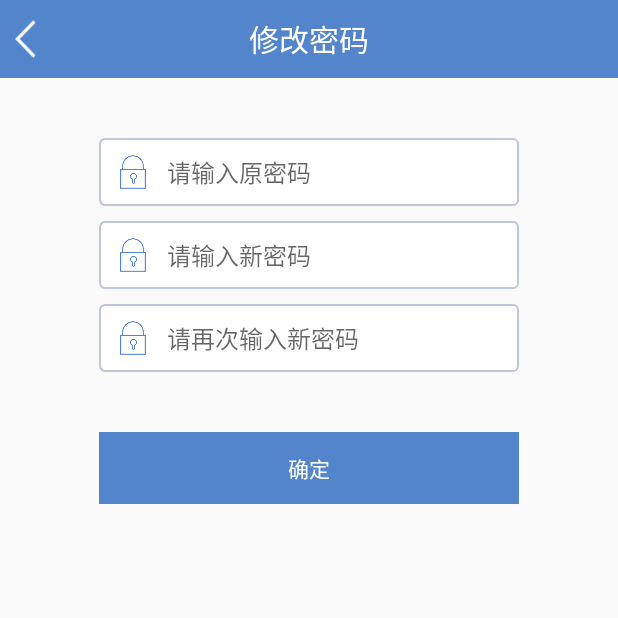
After one commit to DarkYeahs/QRCodeAndroid, an Android app: the PasswordFixedActivity screen opened directly, with no data from a screen before it, on a phone screen of 412 x 824 dp, the top half of it. The commit adds this screen. Run offline under Robolectric (Android 15) with nearby library versions, the phone set to English and light mode, and no system bars; our stand-ins replace ButterKnife, Volley.

Commit message:
添加密码修改功能

```diff
--- a/app/build.gradle
+++ b/app/build.gradle
@@ -33,7 +33,7 @@ dependencies {
     compile 'com.android.support:support-vector-drawable:25.3.0'
     compile 'com.jakewharton:butterknife:8.5.1'
     compile 'com.google.code.gson:gson:2.8.0'
+    compile 'eu.the4thfloor.volley:com.android.volley:2015.05.28'
     testCompile 'junit:junit:4.12'
     annotationProcessor 'com.jakewharton:butterknife-compiler:8.5.1'
-    compile 'eu.the4thfloor.volley:com.android.volley:2015.05.28'
 }
--- a/app/src/main/java/com/yeahs/www/qrcode/ContactAddConfirm.java
+++ b/app/src/main/java/com/yeahs/www/qrcode/ContactAddConfirm.java
@@ -76,11 +76,14 @@ public class ContactAddConfirm extends AppCompatActivity {
                 super.onResponse(reponse);
                 ContactPerson item = new ContactPerson(contactObject.getName(), "", "1", contactObject.getCuid(),contactObject.getEmail(),contactObject.getMobile(), contactObject.getHomepage(), contactObject.getJob(), contactObject.getCompany(), contactObject.getRemark(), contactObject.getCompany_address());
                 CApplication.contactList.add(item);
+                Toast.makeText(ContactAddConfirm.this, "添加成功", Toast.LENGTH_SHORT).show();
+                finish();
             }
 
             @Override
             public void onErrorResponse(VolleyError error) {
                 super.onErrorResponse(error);
+                Toast.makeText(ContactAddConfirm.this, "网络问题，请重试", Toast.LENGTH_SHORT).show();
             }
 
             @Override
--- /dev/null
+++ b/app/src/main/java/com/yeahs/www/qrcode/PasswordFixedActivity.java
@@ -0,0 +1,116 @@
+package com.yeahs.www.qrcode;
+
+import android.support.v7.app.AppCompatActivity;
+import android.os.Bundle;
+import android.text.method.PasswordTransformationMethod;
+import android.view.View;
+import android.widget.Button;
+import android.widget.EditText;
+import android.widget.TextView;
+import android.widget.Toast;
+
+import com.android.volley.VolleyError;
+import com.yeahs.www.qrcode.dialog.LoadingDialog;
+import com.yeahs.www.qrcode.network.SelfCallback;
+import com.yeahs.www.qrcode.network.UserService;
+
+import org.json.JSONException;
+import org.json.JSONObject;
+
+import butterknife.BindView;
+import butterknife.ButterKnife;
+import butterknife.OnClick;
+
+public class PasswordFixedActivity extends BaseActivity {
+    @BindView(R.id.oldpassword) EditText oldPasswordView;
+    @BindView(R.id.newpassword) EditText newpasswordView;
+    @BindView(R.id.newpasswordConfirm) EditText newpasswordConfirmView;
+    @BindView(R.id.text_title) TextView title;
+    @BindView(R.id.button_backward) Button back;
+    protected String oldPassword = "";
+    protected String newPassword = "";
+    protected String newPasswordConfirm = "";
+    protected UserService userService = null;
+    protected LoadingDialog loadingDialog = null;
+    private String uid = "";
+    @Override
+    protected void onCreate(Bundle savedInstanceState) {
+        super.onCreate(savedInstanceState);
+        setContentView(R.layout.activity_password_fixed);
+        ButterKnife.bind(this);
+        title.setText("修改密码");
+        back.setVisibility(View.VISIBLE);
+        userService = new UserService(this);
+        loadingDialog = new LoadingDialog(this, R.style.LoadingDialog);
+        oldPasswordView.setTransformationMethod(PasswordTransformationMethod.getInstance());
+        newpasswordView.setTransformationMethod(PasswordTransformationMethod.getInstance());
+        newpasswordConfirmView.setTransformationMethod(PasswordTransformationMethod.getInstance());
+        uid = CApplication.user.getId();
+    }
+    @OnClick(R.id.button_backward)
+    protected void back () {
+        finish();
+    }
+    @OnClick(R.id.confirm_btn)
+    protected void edit () {
+        oldPassword = oldPasswordView.getText().toString();
+        newPassword = newpasswordView.getText().toString();
+        newPasswordConfirm = newpasswordConfirmView.getText().toString();
+        if (oldPassword.equals("")) {
+            Toast.makeText(this, "请输入原密码", Toast.LENGTH_SHORT).show();
+            return;
+        }
+        if (newPassword.equals("")) {
+            Toast.makeText(this, "请输入新密码", Toast.LENGTH_SHORT).show();
+            return;
+        }
+        if (newPasswordConfirm.equals("")) {
+            Toast.makeText(this, "请再次输入新密码", Toast.LENGTH_SHORT).show();
+            return;
+        }
+        if (!newPasswordConfirm.equals(newPassword)) {
+            Toast.makeText(this, "两次输入密码不一致", Toast.LENGTH_SHORT).show();
+            return;
+        }
+        loadingDialog.show();
+        userService.editUserInfo(new SelfCallback() {
+            @Override
+            public void onResponse(JSONObject response) {
+                super.onResponse(response);
+                loadingDialog.dismiss();
+                try {
+                    Integer code = response.getInt("code");
+                    String msg = response.getString("msg");
+                    if (code.equals(0)) {
+                        Toast.makeText(PasswordFixedActivity.this, "修改成功", Toast.LENGTH_SHORT).show();
+                        finish();
+                    }else {
+                        Toast.makeText(PasswordFixedActivity.this, msg, Toast.LENGTH_SHORT).show();
+                    }
+                } catch (JSONException e) {
+                    e.printStackTrace();
+                    Toast.makeText(PasswordFixedActivity.this, "网络问题，请重试", Toast.LENGTH_SHORT).show();
+                }
+            }
+
+            @Override
+            public void onErrorResponse(VolleyError error) {
+                super.onErrorResponse(error);
+            }
+
+            @Override
+            public JSONObject getParams() {
+                JSONObject data = new JSONObject();
+                try {
+                    data.put("id", uid);
+                    data.put("password", oldPassword);
+                    data.put("newpassword", newPassword);
+                    data.put("uid", CApplication.user.getId());
+                } catch (JSONException e) {
+                    e.printStackTrace();
+                }
+                return data;
+            }
+        });
+    }
+}
--- a/app/src/main/java/com/yeahs/www/qrcode/SettingActivity.java
+++ b/app/src/main/java/com/yeahs/www/qrcode/SettingActivity.java
@@ -41,6 +41,11 @@ public class SettingActivity extends BaseActivity {
         Intent intent = new Intent(SettingActivity.this, FeedBack.class);
         startActivity(intent);
     }
+    @OnClick(R.id.password_fixed)
+    protected void password_fixed () {
+        Intent intent = new Intent(SettingActivity.this, PasswordFixedActivity.class);
+        startActivity(intent);
+    }
     @OnClick(R.id.button_backward)
     protected void back () {
         finish();
--- a/app/src/main/java/com/yeahs/www/qrcode/startActivity.java
+++ b/app/src/main/java/com/yeahs/www/qrcode/startActivity.java
@@ -55,16 +55,19 @@ public class startActivity extends BaseActivity {
                         if (code.equals(0)) {
                             Intent intent = new Intent(startActivity.this, MainActivity.class);
                             startActivity(intent);
+                            startActivity.this.finish();
                         }else {;
                             Intent intent = new Intent(startActivity.this, loginActivity.class);
                             startActivity(intent);
+                            startActivity.this.finish();
                         }
                     } catch (JSONException e) {
                         e.printStackTrace();
                         Intent intent = new Intent(startActivity.this, loginActivity.class);
                         startActivity(intent);
+                        startActivity.this.finish();
                     }
-                    finish();
+                    startActivity.this.finish();
                 }
 
                 @Override
--- /dev/null
+++ b/app/src/main/res/layout/activity_password_fixed.xml
@@ -0,0 +1,139 @@
+<?xml version="1.0" encoding="utf-8"?>
+<RelativeLayout xmlns:android="http://schemas.android.com/apk/res/android"
+    xmlns:app="http://schemas.android.com/apk/res-auto"
+    xmlns:tools="http://schemas.android.com/tools"
+    android:layout_width="match_parent"
+    android:layout_height="match_parent"
+    tools:context="com.yeahs.www.qrcode.loginActivity">
+    <RelativeLayout
+        android:id="@+id/title_bar"
+        android:layout_width="match_parent"
+        android:layout_height="wrap_content">
+        <include layout="@layout/titlebar"/>
+    </RelativeLayout>
+    <LinearLayout
+        android:layout_width="280dp"
+        android:layout_height="wrap_content"
+        android:paddingTop="40dp"
+        android:layout_below="@id/title_bar"
+        android:orientation="vertical"
+        android:layout_centerHorizontal="true">
+        <LinearLayout
+            android:layout_width="match_parent"
+            android:layout_height="wrap_content"
+            android:orientation="vertical">
+            <LinearLayout
+                android:layout_width="match_parent"
+                android:layout_height="45dp"
+                android:layout_gravity="center"
+                android:orientation="horizontal"
+                android:background="@drawable/bg_edittext" >
+                <LinearLayout
+                    android:layout_width="25dp"
+                    android:layout_height="match_parent">
+                    <ImageView
+                        android:layout_width="match_parent"
+                        android:layout_height="match_parent"
+                        android:src="@drawable/lock" />
+                </LinearLayout>
+                <LinearLayout
+                    android:layout_width="255dp"
+                    android:layout_height="match_parent">
+                    <EditText
+                        android:id="@+id/oldpassword"
+                        android:layout_width="match_parent"
+                        android:layout_height="match_parent"
+                        android:paddingTop="0dp"
+                        android:paddingBottom="0dp"
+                        android:paddingLeft="10dp"
+                        android:paddingRight="10dp"
+                        android:background="@drawable/edit_blank"
+                        android:textCursorDrawable="@null"
+                        android:textSize="16dp"
+                        android:hint="请输入原密码"
+                        android:maxLines="1"/>
+                </LinearLayout>
+            </LinearLayout>
+            <LinearLayout
+                android:layout_width="match_parent"
+                android:layout_height="45dp"
+                android:layout_gravity="center"
+                android:orientation="horizontal"
+                android:layout_marginTop="10dp"
+                android:background="@drawable/bg_edittext">
+                <LinearLayout
+                    android:layout_width="25dp"
+                    android:layout_height="match_parent">
+                    <ImageView
+                        android:layout_width="match_parent"
+                        android:layout_height="match_parent"
+                        android:src="@drawable/lock"/>
+                </LinearLayout>
+                <LinearLayout
+                    android:layout_width="255dp"
+                    android:layout_height="match_parent">
+                    <EditText
+                        android:id="@+id/newpassword"
+                        android:layout_width="match_parent"
+                        android:layout_height="match_parent"
+                        android:paddingTop="0dp"
+                        android:paddingBottom="0dp"
+                        android:paddingLeft="10dp"
+                        android:paddingRight="10dp"
+                        android:textSize="16dp"
+                        android:background="@drawable/edit_blank"
+                        android:textCursorDrawable="@null"
+                        android:maxLines="1"
+                        android:hint="请输入新密码"/>
+                </LinearLayout>
+            </LinearLayout>
+            <LinearLayout
+                android:layout_width="match_parent"
+                android:layout_height="45dp"
+                android:layout_gravity="center"
+                android:orientation="horizontal"
+                android:layout_marginTop="10dp"
+                android:background="@drawable/bg_edittext">
+                <LinearLayout
+                    android:layout_width="25dp"
+                    android:layout_height="match_parent">
+                    <ImageView
+                        android:layout_width="match_parent"
+                        android:layout_height="match_parent"
+                        android:src="@drawable/lock"/>
+                </LinearLayout>
+                <LinearLayout
+                    android:layout_width="255dp"
+                    android:layout_height="match_parent">
+                    <EditText
+                        android:id="@+id/newpasswordConfirm"
+                        android:layout_width="match_parent"
+                        android:layout_height="match_parent"
+                        android:paddingTop="0dp"
+                        android:paddingBottom="0dp"
+                        android:paddingLeft="10dp"
+                        android:paddingRight="10dp"
+                        android:textSize="16dp"
+                        android:background="@drawable/edit_blank"
+                        android:textCursorDrawable="@null"
+                        android:maxLines="1"
+                        android:hint="请再次输入新密码"/>
+                </LinearLayout>
+            </LinearLayout>
+        </LinearLayout>
+        <LinearLayout
+            android:layout_width="match_parent"
+            android:layout_height="wrap_content"
+            android:layout_marginTop="40dp">
+            <Button
+                android:id="@+id/confirm_btn"
+                android:layout_width="match_parent"
+                android:layout_height="wrap_content"
+                android:padding="10dp"
+                android:textAlignment="center"
+                android:text="确定"
+                android:background="@color/colorSkyBlue"
+                android:textColor="#fff"/>
+        </LinearLayout>
+    </LinearLayout>
+</RelativeLayout>
--- a/app/src/main/res/layout/nav_header_main.xml
+++ b/app/src/main/res/layout/nav_header_main.xml
@@ -24,7 +24,7 @@
         android:layout_width="100dp"
         android:layout_height="100dp"
         android:paddingTop="@dimen/nav_header_vertical_spacing"
-        app:srcCompat="@mipmap/person" />
+        app:srcCompat="@drawable/ic_head" />
     <TextView
         android:id="@+id/user_name"
         android:layout_width="match_parent"
--- a/app/src/main/res/layout/titlebar.xml
+++ b/app/src/main/res/layout/titlebar.xml
@@ -32,8 +32,9 @@
 
     <Button
         android:id="@+id/button_forward"
-        android:layout_width="60dp"
-        android:layout_height="match_parent"
+        android:layout_width="36dp"
+        android:layout_height="36dp"
+        android:layout_centerVertical="true"
         android:layout_alignParentRight="true"
         android:drawablePadding="6dp"
         android:ellipsize="end"
```
Also changed, not shown: app/src/main/AndroidManifest.xml (+8 -7 lines), app/src/main/java/com/yeahs/www/qrcode/ContactEditActivity.java (+3 -6 lines), app/src/main/java/com/yeahs/www/qrcode/ContactItemActivity.java (+17 -5 lines), app/src/main/res/layout/setting.xml (+11 -0 lines), app/src/main/res/drawable/edit.png (added), app/src/main/res/drawable/right.png (added).
